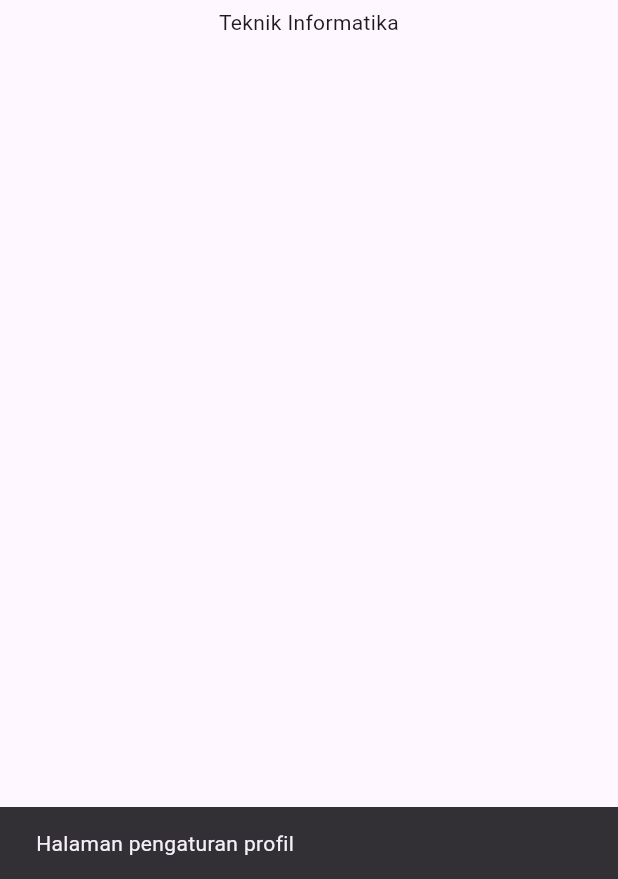
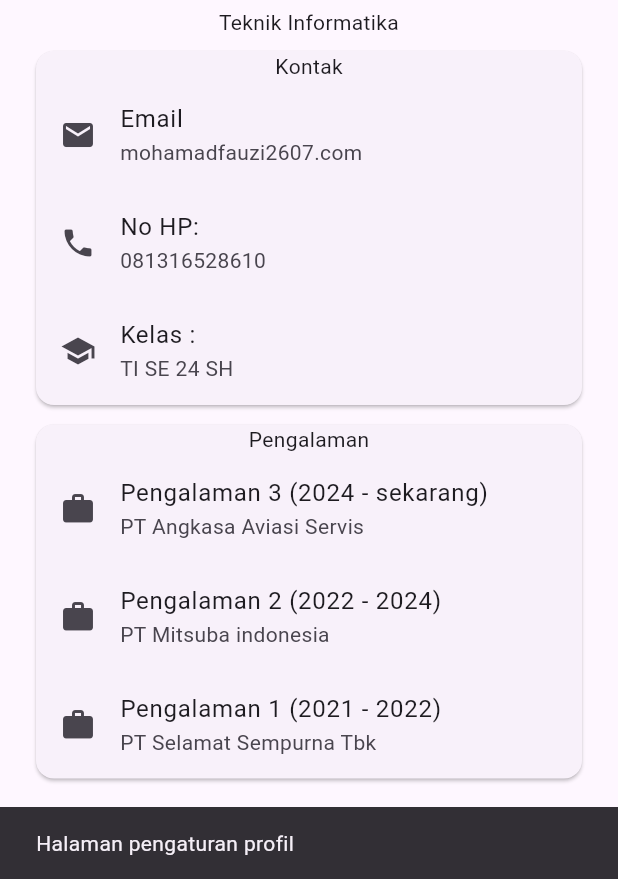
Before and after one commit to Fauzi2607/uts-pml-1124160236, a Flutter app: the screen it shows after launch, after a tap on the "settings" icon, on a phone screen of 412 x 824 dp, the part 357-1236 px from its top. Run offline on Flutter 3.47's test engine with Material 3 defaults, Android fonts, the phone set to English and light mode, and no system bars.

Commit message:
tahap3 : kartu informasi dan infotile

```diff
--- a/soal1_livecoding/lib/main.dart
+++ b/soal1_livecoding/lib/main.dart
@@ -80,6 +80,54 @@ class ProfilPage extends StatelessWidget {
                   textAlign: TextAlign.center,
                   style: Theme.of(context).textTheme.bodyMedium,
                 ),
+
+                SizedBox(height: 5),
+                Card(
+                  child: Column(
+                    mainAxisSize: MainAxisSize.min,
+                    children: [
+                      Text('Kontak'),
+                      InfoTile(
+                        icon: Icons.email,
+                        label: 'Email',
+                        value: 'mohamadfauzi2607.com',
+                      ),
+                      InfoTile(
+                        icon: Icons.phone,
+                        label: 'No HP: ',
+                        value: '081316528610',
+                      ),
+                      InfoTile(
+                        icon: Icons.school,
+                        label: 'Kelas : ',
+                        value: 'TI SE 24 SH',
+                      ),
+                    ],
+                  ),
+                ),
+                SizedBox(height: 5),
+                Card(
+                  child: Column(
+                    children: [
+                      Text('Pengalaman'),
+                      InfoTile(
+                        icon: Icons.work,
+                        label: 'Pengalaman 3 (2024 - sekarang)',
+                        value: 'PT Angkasa Aviasi Servis',
+                      ),
+                      InfoTile(
+                        icon: Icons.work,
+                        label: 'Pengalaman 2 (2022 - 2024)',
+                        value: 'PT Mitsuba indonesia',
+                      ),
+                      InfoTile(
+                        icon: Icons.work,
+                        label: 'Pengalaman 1 (2021 - 2022)',
+                        value: 'PT Selamat Sempurna Tbk',
+                      ),
+                    ],
+                  ),
+                ),
               ],
             ),
           ),
@@ -88,3 +136,25 @@ class ProfilPage extends StatelessWidget {
     );
   }
 }
+
+class InfoTile extends StatelessWidget {
+  const InfoTile({
+    super.key,
+    required this.icon,
+    required this.label,
+    required this.value,
+  });
+
+  final IconData icon;
+  final String label;
+  final String value;
+
+  @override
+  Widget build(BuildContext context) {
+    return ListTile(
+      leading: Icon(icon),
+      title: Text(label),
+      subtitle: Text(value),
+    );
+  }
+}
```
